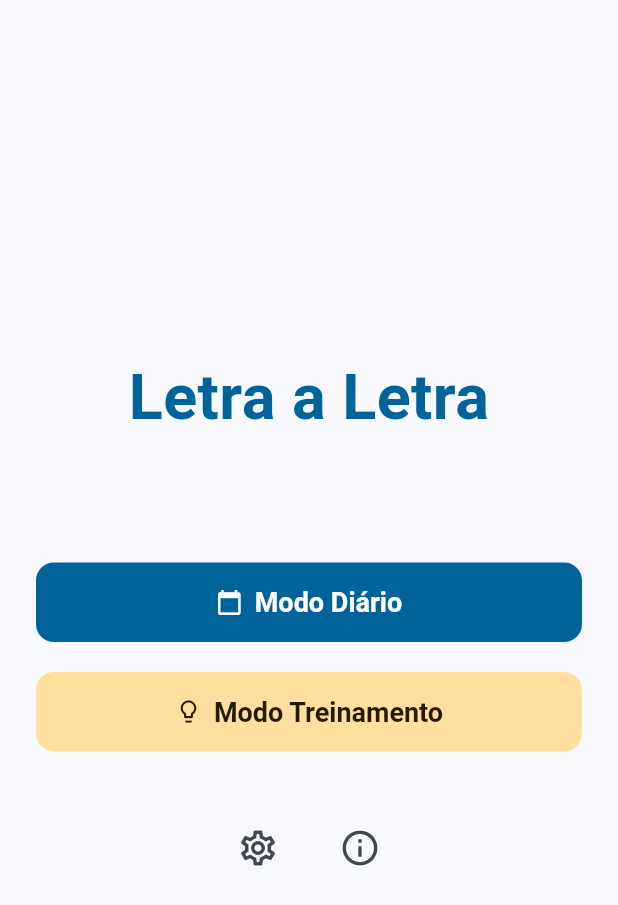
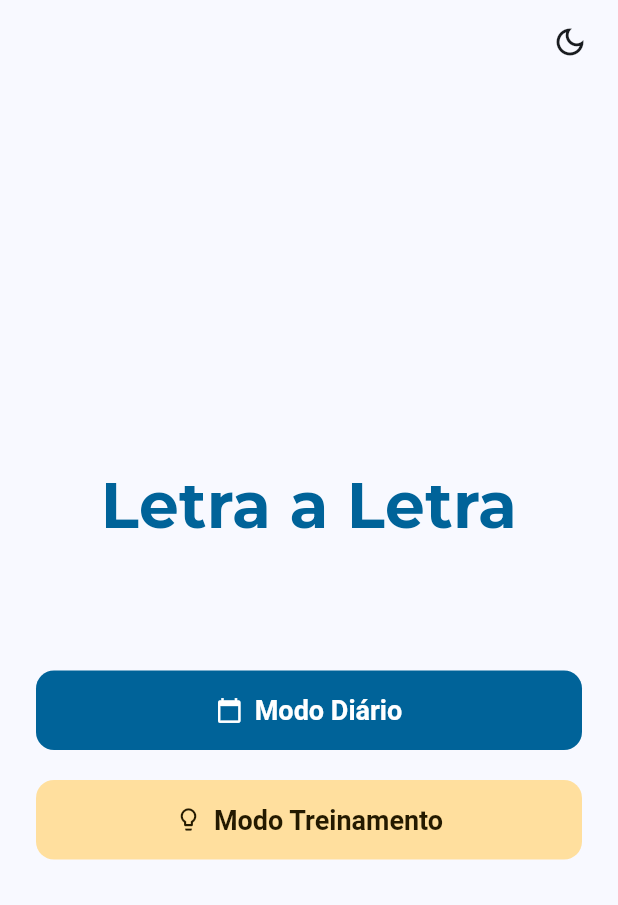
Before and after one commit to eduardofrnnds/letra_a_letra_flutter, a Flutter app: the screen it shows after launch, on a phone screen of 412 x 824 dp. Shown: the top 905 px of the screen. Run offline on Flutter 3.47's test engine with Material 3 defaults, Android fonts, the phone set to English and light mode, and no system bars; our stand-ins replace google_fonts, shared_preferences.

Commit message:
Implementa nova estilização com paleta verde/laranja e troca de tema

```diff
--- a/lib/app.dart
+++ b/lib/app.dart
@@ -1,5 +1,7 @@
 import 'package:flutter/material.dart';
-import 'config/theme/app_theme.dart'; // Este caminho precisa que a estrutura de pastas esteja correta
+import 'package:provider/provider.dart';
+import 'config/theme/app_theme.dart';
+import 'controllers/theme_controller.dart';
 import 'pages/home_page.dart';
 
 class WordleApp extends StatelessWidget {
@@ -7,11 +9,14 @@ class WordleApp extends StatelessWidget {
 
   @override
   Widget build(BuildContext context) {
+    // Consome o ThemeController para obter o tema atual
+    final themeController = context.watch<ThemeController>();
+
     return MaterialApp(
-      title: 'Acerte a Palavra',
+      title: 'Letra a Letra',
       theme: AppTheme.lightTheme,
       darkTheme: AppTheme.darkTheme,
-      themeMode: ThemeMode.system,
+      themeMode: themeController.themeMode,
       home: const HomePage(),
       debugShowCheckedModeBanner: false,
     );
--- a/lib/config/theme/app_theme.dart
+++ b/lib/config/theme/app_theme.dart
@@ -1,7 +1,6 @@
 import 'package:flutter/material.dart';
 import 'package:google_fonts/google_fonts.dart';
 
-// Paleta de cores para o tema claro
 const _lightColorScheme = ColorScheme(
   brightness: Brightness.light,
   primary: Color(0xFF006399),
@@ -35,7 +34,6 @@ const _lightColorScheme = ColorScheme(
   inversePrimary: Color(0xFF96CCFF),
 );
 
-// Paleta de cores para o tema escuro
 const _darkColorScheme = ColorScheme(
   brightness: Brightness.dark,
   primary: Color(0xFF96CCFF),
--- /dev/null
+++ b/lib/controllers/theme_controller.dart
@@ -0,0 +1,32 @@
+import 'package:flutter/material.dart';
+import 'package:shared_preferences/shared_preferences.dart';
+
+class ThemeController extends ChangeNotifier {
+  static const _keyTheme = 'theme_mode';
+  ThemeMode _themeMode = ThemeMode.system;
+
+  ThemeMode get themeMode => _themeMode;
+
+  ThemeController() {
+    _loadThemeMode();
+  }
+
+  // Carrega a preferência de tema salva
+  Future<void> _loadThemeMode() async {
+    final prefs = await SharedPreferences.getInstance();
+    final themeIndex = prefs.getInt(_keyTheme) ?? ThemeMode.system.index;
+    _themeMode = ThemeMode.values[themeIndex];
+    notifyListeners();
+  }
+
+  // Define um novo tema e salva a preferência
+  Future<void> setThemeMode(ThemeMode? newThemeMode) async {
+    if (newThemeMode == null || newThemeMode == _themeMode) return;
+
+    _themeMode = newThemeMode;
+    notifyListeners();
+
+    final prefs = await SharedPreferences.getInstance();
+    await prefs.setInt(_keyTheme, _themeMode.index);
+  }
+}
--- a/lib/models/estado_letra.dart
+++ b/lib/models/estado_letra.dart
@@ -1,4 +1,4 @@
-// Enum para representar o estado de uma letra na grade ou teclado
+
 enum EstadoLetra {
   inicial,      // Cinza claro, antes do palpite
   correto,      // Verde
--- a/lib/pages/home_page.dart
+++ b/lib/pages/home_page.dart
@@ -1,9 +1,10 @@
 import 'package:flutter/material.dart';
 import 'package:google_fonts/google_fonts.dart';
-import 'game_page.dart'; // CORREÇÃO: Removido 'pages/' do caminho de importação
+import 'package:provider/provider.dart';
+import '../controllers/theme_controller.dart';
+import 'game_page.dart';
 
 class HomePage extends StatefulWidget {
-  // CORREÇÃO: Sintaxe moderna para construtores
   const HomePage({super.key});
 
   @override
@@ -11,29 +12,42 @@ class HomePage extends StatefulWidget {
 }
 
 class _HomePageState extends State<HomePage> {
+  // ... (código existente da animação)
   bool _isVisible = false;
 
   @override
   void initState() {
     super.initState();
-    // Adiciona um pequeno delay para a animação de fade-in
     WidgetsBinding.instance.addPostFrameCallback((_) {
-      setState(() {
-        _isVisible = true;
-      });
+      if (mounted) setState(() => _isVisible = true);
     });
   }
 
   @override
   Widget build(BuildContext context) {
     final colors = Theme.of(context).colorScheme;
+    final themeController = context.watch<ThemeController>();
 
     return Scaffold(
+      appBar: AppBar(
+        actions: [
+          // NOVO: Botão para trocar o tema
+          IconButton(
+            icon: Icon(
+              themeController.themeMode == ThemeMode.dark ? Icons.light_mode_outlined : Icons.dark_mode_outlined,
+            ),
+            onPressed: () {
+              final newMode = themeController.themeMode == ThemeMode.dark ? ThemeMode.light : ThemeMode.dark;
+              context.read<ThemeController>().setThemeMode(newMode);
+            },
+          ),
+          const SizedBox(width: 8),
+        ],
+      ),
       body: Center(
         child: SingleChildScrollView(
           child: Padding(
             padding: const EdgeInsets.all(24.0),
-            // Animação de opacidade para a tela aparecer suavemente
             child: AnimatedOpacity(
               opacity: _isVisible ? 1.0 : 0.0,
               duration: const Duration(milliseconds: 700),
@@ -45,49 +59,25 @@ class _HomePageState extends State<HomePage> {
                   Text(
                     'Letra a Letra',
                     textAlign: TextAlign.center,
-                    style: GoogleFonts.roboto(
+                    style: GoogleFonts.montserrat(
                       fontSize: 42,
                       fontWeight: FontWeight.bold,
                       color: colors.primary,
                     ),
                   ),
                   const SizedBox(height: 80),
-                  // Botão moderno com ícone
+                  // ... (resto dos botões e da página)
                   FilledButton.icon(
                     icon: const Icon(Icons.calendar_today),
                     label: const Text('Modo Diário'),
                     onPressed: () => _navigateToGame(context, isDaily: true),
                   ),
                   const SizedBox(height: 20),
-                  // Segundo estilo de botão, para variar
                   FilledButton.tonalIcon(
                     icon: const Icon(Icons.lightbulb_outline),
                     label: const Text('Modo Treinamento'),
                     onPressed: () => _navigateToGame(context, isDaily: false),
                   ),
-                  const SizedBox(height: 40),
-                  Row(
-                    mainAxisAlignment: MainAxisAlignment.center,
-                    children: [
-                      IconButton(
-                        icon: const Icon(Icons.settings_outlined),
-                        onPressed: () {
-                          ScaffoldMessenger.of(context).showSnackBar(
-                            const SnackBar(content: Text('Configurações ainda não implementadas.'))
-                          );
-                        },
-                        iconSize: 28,
-                        color: colors.onSurfaceVariant,
-                      ),
-                      const SizedBox(width: 20),
-                      IconButton(
-                        icon: const Icon(Icons.info_outline),
-                        onPressed: () => _mostrarInstrucoes(context),
-                        iconSize: 28,
-                        color: colors.onSurfaceVariant,
-                      ),
-                    ],
-                  )
                 ],
               ),
             ),
@@ -105,28 +95,4 @@ class _HomePageState extends State<HomePage> {
       ),
     );
   }
-
-  void _mostrarInstrucoes(BuildContext context) {
-    showDialog(
-      context: context,
-      builder: (context) => AlertDialog(
-        title: const Text('Como Jogar'),
-        content: const SingleChildScrollView(
-          child: Text(
-            'Adivinhe a palavra secreta em 6 tentativas.\n\n'
-            'Após cada tentativa, a cor das letras mudará para mostrar o quão perto você está:\n\n'
-            'Verde: A letra está na palavra e na posição correta.\n'
-            'Amarelo: A letra está na palavra, mas na posição errada.\n'
-            'Cinza: A letra não está na palavra.\n'
-          ),
-        ),
-        actions: [
-          TextButton(
-            child: const Text('Entendi!'),
-            onPressed: () => Navigator.of(context).pop(),
-          ),
-        ],
-      ),
-    );
-  }
 }
--- a/lib/utils/string_normalizer.dart
+++ b/lib/utils/string_normalizer.dart
@@ -1,4 +1,4 @@
-// Mapeamento de caracteres com acento para os seus equivalentes sem acento.
+
 const _accentMap = {
   'À': 'A', 'Á': 'A', 'Â': 'A', 'Ã': 'A', 'Ä': 'A', 'Å': 'A',
   'à': 'a', 'á': 'a', 'â': 'a', 'ã': 'a', 'ä': 'a', 'å': 'a',
@@ -14,8 +14,6 @@ const _accentMap = {
   'Ñ': 'N', 'ñ': 'n',
 };
 
-/// Remove os acentos de uma string.
-/// Exemplo: "RAZÃO" -> "RAZAO"
 String normalizeString(String input) {
   String result = input;
   _accentMap.forEach((key, value) {
--- a/lib/widgets/grade_jogo.dart
+++ b/lib/widgets/grade_jogo.dart
@@ -2,7 +2,6 @@ import 'package:flutter/material.dart';
 import 'dart:math' as math;
 import '../models/estado_letra.dart';
 
-// Widget para a grade completa do jogo
 class GradeJogo extends StatelessWidget {
   final List<List<String>> grade;
   final List<List<EstadoLetra>> estadosGrade;
@@ -56,7 +55,7 @@ class GradeJogo extends StatelessWidget {
   }
 }
 
-// Animação de Flip na CaixaLetra
+
 class CaixaLetra extends StatefulWidget {
   final String letra;
   final EstadoLetra estado;
@@ -88,7 +87,7 @@ class _CaixaLetraState extends State<CaixaLetra> with SingleTickerProviderStateM
   @override
   void didUpdateWidget(CaixaLetra oldWidget) {
     super.didUpdateWidget(oldWidget);
-    // Inicia a animação quando a caixa é submetida
+
     if (widget.foiSubmetida && !oldWidget.foiSubmetida) {
       _controller.forward();
     }
--- a/pubspec.yaml
+++ b/pubspec.yaml
@@ -15,6 +15,7 @@ dependencies:
   # Cada dependência deve ter dois espaços de indentação
   google_fonts: ^6.2.1
   shared_preferences: ^2.2.3
+  provider: ^6.1.2
   cupertino_icons: ^1.0.6
 
 dev_dependencies:
```
Also changed, not shown: lib/controllers/jogo_controller.dart (+8 -14 lines), lib/data/word_repository.dart (+2 -5 lines), lib/main.dart (+9 -7 lines), assets/logo.png, pubspec.lock.
